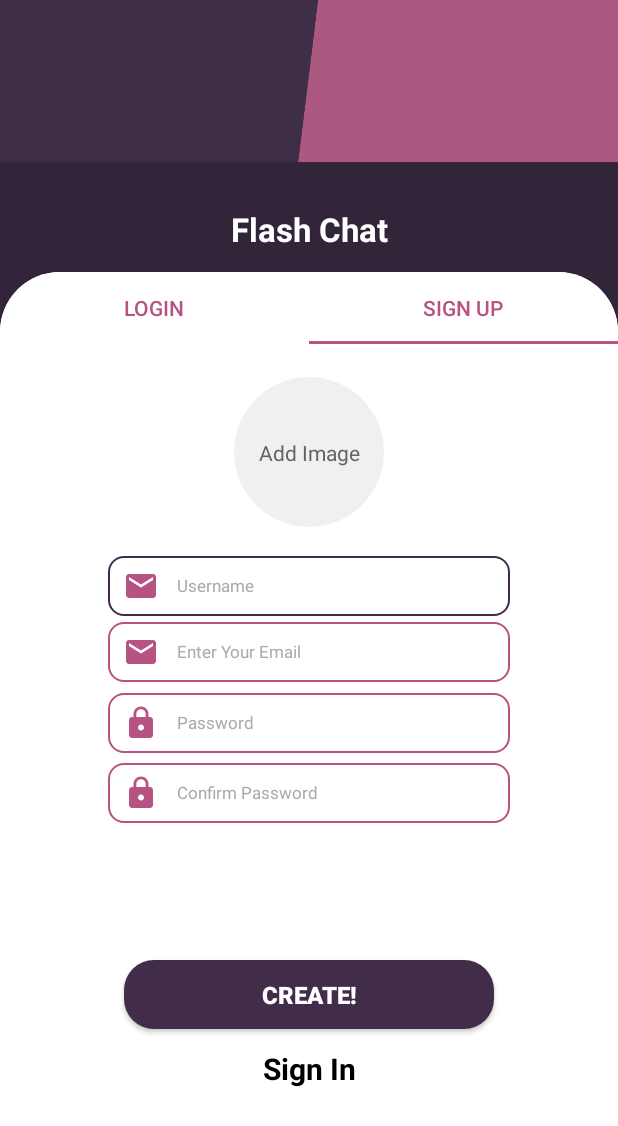
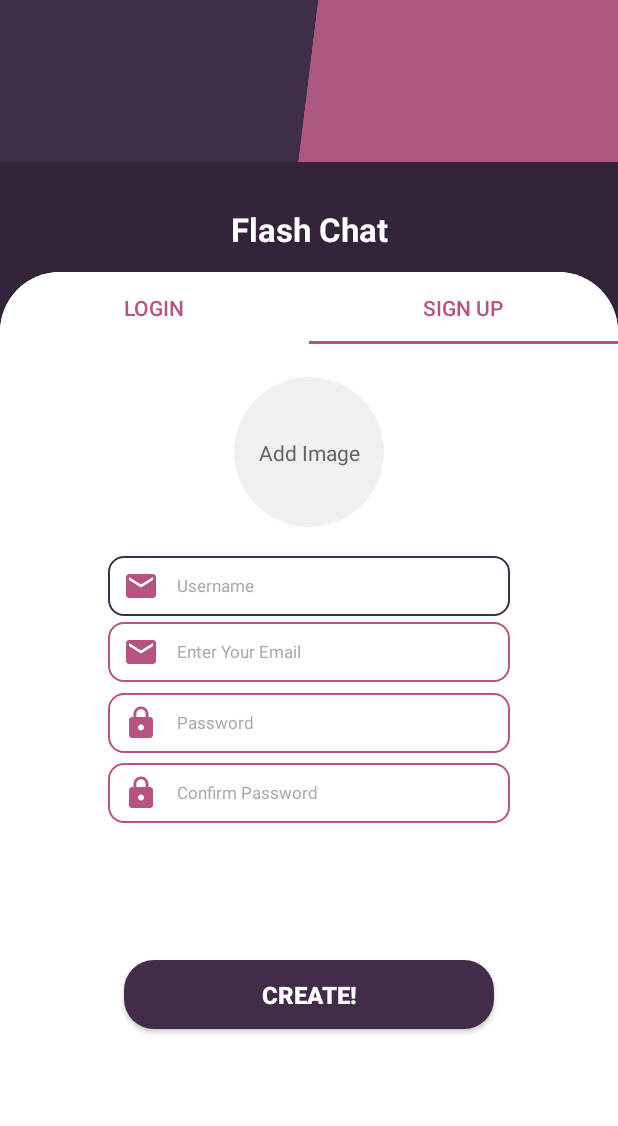
Before and after one commit to Ali-Azhar128/myChat, an Android app: the screen it shows after launch (MainActivity), tab 2 chosen, on a phone screen of 412 x 824 dp. Shown: the top 1126 px of the screen. Run offline under Robolectric (Android 15) with nearby library versions, the phone set to English and light mode, and no system bars; our stand-ins replace Firebase (no records; nobody signed in at launch, a user with empty details on screens opened directly).

```diff
--- a/app/src/main/res/layout/signup_fragment.xml
+++ b/app/src/main/res/layout/signup_fragment.xml
@@ -138,20 +138,6 @@
         app:layout_constraintVertical_bias="0.32999998"
         app:layout_constraintWidth_percent="0.6" />
 
-    <TextView
-        android:id="@+id/tv2"
-        android:layout_width="wrap_content"
-        android:layout_height="wrap_content"
-        android:text="Sign In"
-        android:textColor="@color/black"
-        android:textSize="20dp"
-        android:textStyle="bold"
-        app:layout_constraintBottom_toBottomOf="parent"
-        app:layout_constraintEnd_toEndOf="@+id/b1"
-        app:layout_constraintStart_toStartOf="@+id/b1"
-        app:layout_constraintTop_toBottomOf="@+id/b1"
-        app:layout_constraintVertical_bias="0.07999998" />
-
     <ProgressBar
         android:id="@+id/progbar2"
 
```
Also changed, not shown: app/src/main/java/com/example/mychat/activities/allusers.java (+11 -1 lines), app/src/main/java/com/example/mychat/fragments/SignupTabFragment.java (+9 -0 lines).
